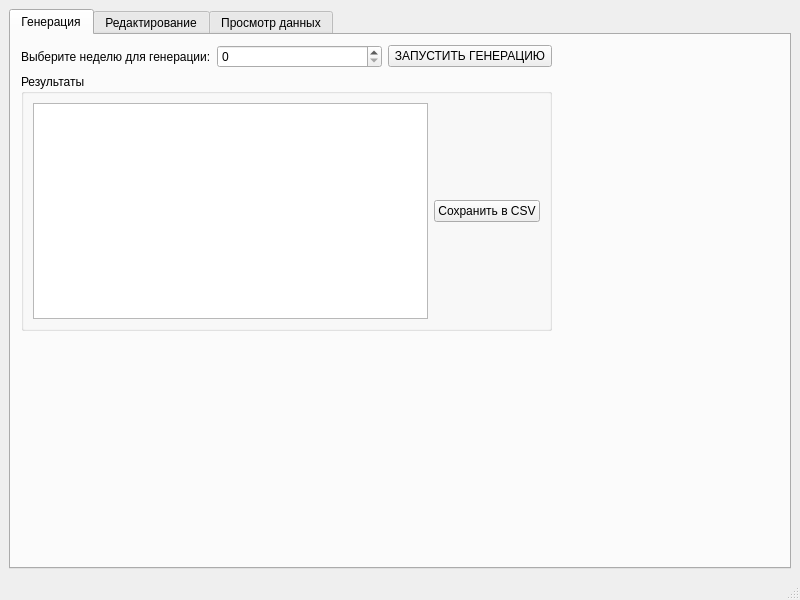
The window that ui_main_window.ui (emikoff/shift_generator) describes before a commit, drawn with Qt 5.
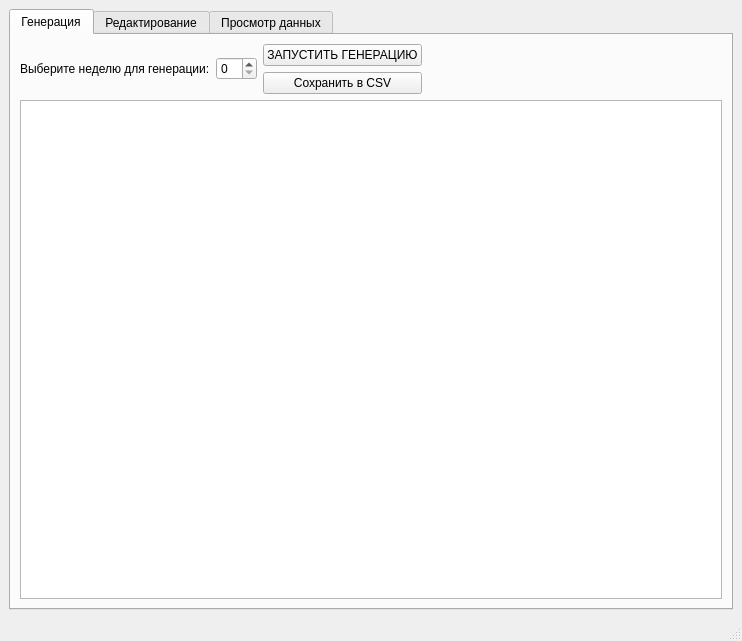
The same window after the commit. The open tabs and pages were chosen to show the change.

Commit message: fix: GUI компановка эллементов

Diff of the .ui file:
```diff
--- a/ui_main_window.ui
+++ b/ui_main_window.ui
@@ -6,15 +6,15 @@
    <rect>
     <x>0</x>
     <y>0</y>
-    <width>800</width>
-    <height>600</height>
+    <width>742</width>
+    <height>641</height>
    </rect>
   </property>
   <property name="windowTitle">
    <string>MainWindow</string>
   </property>
   <widget class="QWidget" name="centralwidget">
-   <layout class="QHBoxLayout" name="horizontalLayout_3">
+   <layout class="QHBoxLayout" name="horizontalLayout_8">
     <item>
      <widget class="QTabWidget" name="tabWidget">
       <property name="currentIndex">
@@ -24,18 +24,15 @@
        <attribute name="title">
         <string>Генерация</string>
        </attribute>
-       <widget class="QWidget" name="">
-        <property name="geometry">
-         <rect>
-          <x>10</x>
-          <y>10</y>
-          <width>531</width>
-          <height>286</height>
-         </rect>
-        </property>
-        <layout class="QVBoxLayout" name="verticalLayout_2">
+       <layout class="QVBoxLayout" name="verticalLayout_8">
          <item>
-          <layout class="QHBoxLayout" name="horizontalLayout">
+         <layout class="QVBoxLayout" name="verticalLayout_6">
+          <item>
+           <layout class="QHBoxLayout" name="horizontalLayout_7">
+            <item>
+             <layout class="QVBoxLayout" name="verticalLayout_5">
+              <item>
+               <layout class="QHBoxLayout" name="horizontalLayout_6">
            <item>
             <widget class="QLabel" name="label">
              <property name="text">
@@ -46,6 +43,14 @@
            <item>
             <widget class="QSpinBox" name="week_spinbox"/>
            </item>
+               </layout>
+              </item>
+             </layout>
+            </item>
+            <item>
+             <layout class="QHBoxLayout" name="horizontalLayout">
+              <item>
+               <layout class="QVBoxLayout" name="verticalLayout_2">
            <item>
             <widget class="QPushButton" name="generate_button">
              <property name="text">
@@ -53,19 +58,6 @@
              </property>
             </widget>
            </item>
-          </layout>
-         </item>
-         <item>
-          <widget class="QGroupBox" name="groupBox">
-           <property name="title">
-            <string>Результаты</string>
-           </property>
-           <layout class="QVBoxLayout" name="verticalLayout">
-            <item>
-             <layout class="QHBoxLayout" name="horizontalLayout_2">
-              <item>
-               <widget class="QTableView" name="results_table"/>
-              </item>
               <item>
                <widget class="QPushButton" name="save_button">
                 <property name="text">
@@ -75,11 +67,29 @@
               </item>
              </layout>
             </item>
-           </layout>
-          </widget>
-         </item>
-        </layout>
-       </widget>
+              <item>
+               <spacer name="horizontalSpacer">
+                <property name="orientation">
+                 <enum>Qt::Horizontal</enum>
+                </property>
+                <property name="sizeHint" stdset="0">
+                 <size>
+                  <width>40</width>
+                  <height>20</height>
+                 </size>
+                </property>
+               </spacer>
+              </item>
+             </layout>
+            </item>
+           </layout>
+          </item>
+          <item>
+           <widget class="QTableView" name="results_table"/>
+          </item>
+         </layout>
+        </item>
+       </layout>
       </widget>
       <widget class="QWidget" name="tab_2">
        <attribute name="title">
@@ -138,35 +148,11 @@
        <attribute name="title">
         <string>Просмотр данных</string>
        </attribute>
-       <widget class="QWidget" name="">
-        <property name="geometry">
-         <rect>
-          <x>10</x>
-          <y>30</y>
-          <width>525</width>
-          <height>194</height>
-         </rect>
-        </property>
-        <layout class="QHBoxLayout" name="horizontalLayout_6">
-         <item>
-          <widget class="QTableView" name="data_view_table"/>
-         </item>
+       <layout class="QHBoxLayout" name="horizontalLayout_3">
          <item>
           <layout class="QVBoxLayout" name="verticalLayout_4">
            <item>
-            <widget class="QPushButton" name="view_workers_button">
-             <property name="text">
-              <string>Показать Работников</string>
-             </property>
-            </widget>
-           </item>
-           <item>
-            <widget class="QPushButton" name="view_equipment_button">
-             <property name="text">
-              <string>Показать Оборудование</string>
-             </property>
-            </widget>
-           </item>
+           <layout class="QHBoxLayout" name="horizontalLayout_2">
            <item>
             <widget class="QPushButton" name="view_history_button">
              <property name="text">
@@ -174,10 +160,28 @@
              </property>
             </widget>
            </item>
-          </layout>
-         </item>
-        </layout>
-       </widget>
+            <item>
+             <widget class="QPushButton" name="view_equipment_button">
+              <property name="text">
+               <string>Показать Оборудование</string>
+              </property>
+             </widget>
+            </item>
+            <item>
+             <widget class="QPushButton" name="view_workers_button">
+              <property name="text">
+               <string>Показать Работников</string>
+              </property>
+             </widget>
+            </item>
+           </layout>
+          </item>
+          <item>
+           <widget class="QTableView" name="data_view_table"/>
+          </item>
+         </layout>
+        </item>
+       </layout>
       </widget>
      </widget>
     </item>
```
Left out of the diff: 76 changed lines with no effect on the pictures. Lines whose indentation alone changed are shown as unchanged. The commit also changes 1 other file.
